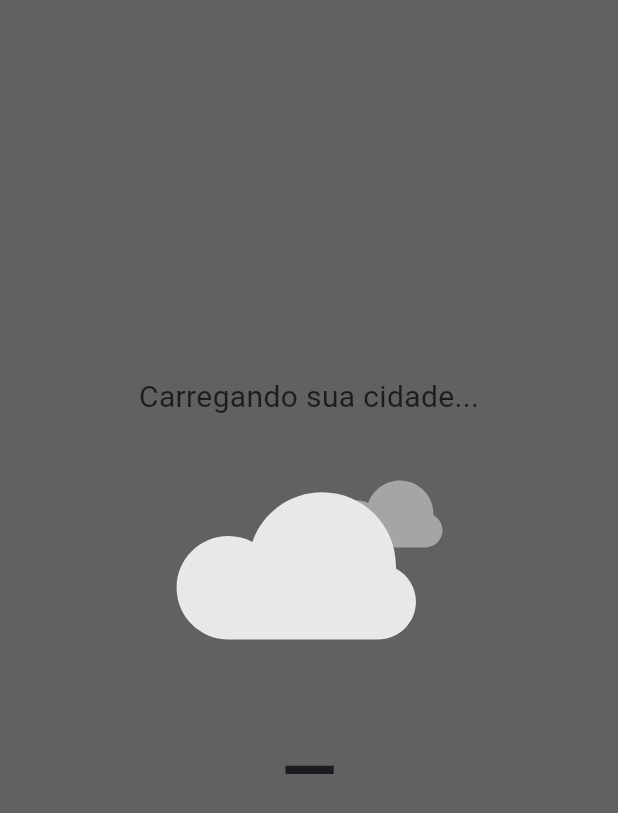
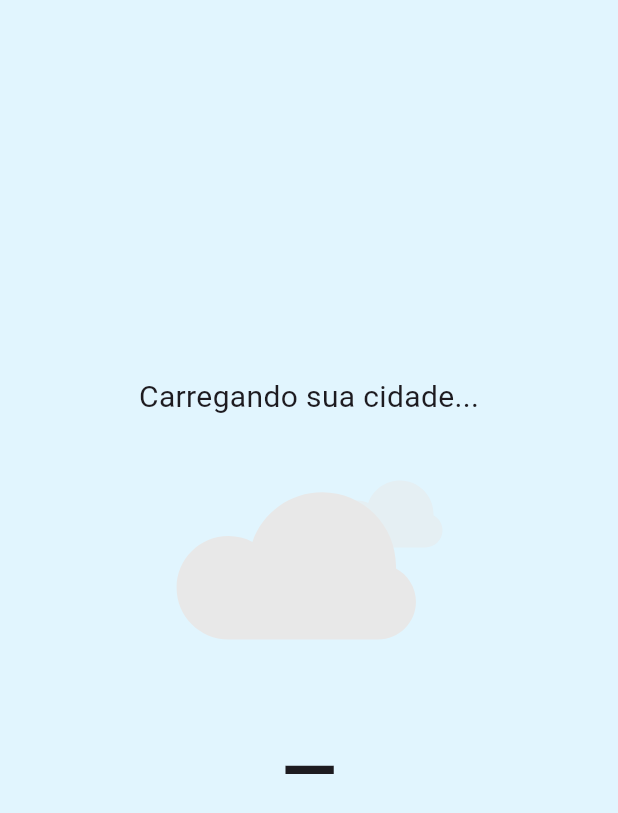
Before and after one commit to Kadjow/Seu-Clima-Hoje, a Flutter app: the screen it shows after launch, on a phone screen of 412 x 824 dp. Shown: the top 813 px of the screen. Run offline on Flutter 3.47's test engine with Material 3 defaults, Android fonts, the phone set to English and light mode, and no system bars; our stand-ins replace geocoding, geolocator, lottie.

Commit message:
feat: added the color and try to resolve the bug of location

```diff
--- a/lib/pages/weather_page.dart
+++ b/lib/pages/weather_page.dart
@@ -2,6 +2,7 @@ import 'package:flutter/material.dart';
 import 'package:lottie/lottie.dart';
 import 'package:weather_app/service/weather_service.dart';
 import 'package:weather_app/models/weather_model.dart';
+import 'package:geolocator/geolocator.dart';
 
 class WeatherPage extends StatefulWidget {
   const WeatherPage({Key? key}) : super(key: key);
@@ -14,21 +15,52 @@ class _WeatherPageState extends State<WeatherPage> {
   final _weatherService = WeatherService('2498e270875324e27da2dda33001a50b');
   Weather? _weather;
 
+  bool get isDayTime {
+    final hour = DateTime.now().hour;
+    return hour >= 6 && hour < 18;
+  }
+
   @override
   void initState() {
     super.initState();
-    _fetchWeather();
+    _fetchWeatherByCoords();
   }
 
-  Future<void> _fetchWeather() async {
-    final cityName = await _weatherService.getCurrentCity();
+  Future<void> _fetchWeatherByCoords() async {
     try {
-      final weather = await _weatherService.getWeather(cityName);
+      final pos = await Geolocator.getCurrentPosition(
+        desiredAccuracy: LocationAccuracy.high,
+      );
+
+      final weather = await _weatherService.getWeatherByCoords(
+        pos.latitude,
+        pos.longitude,
+      );
+
       setState(() => _weather = weather);
     } catch (e) {
       ScaffoldMessenger.of(context).showSnackBar(
         SnackBar(content: Text('Erro ao buscar dados do clima: $e')),
       );
+    }
+  }
+
+  Color determineBackgroundColor(String? condition, bool isDay) {
+    if (condition == null) {
+      return isDay ? Colors.lightBlue.shade50 : Colors.blueGrey.shade900;
+    }
+
+    switch (condition.toLowerCase()) {
+      case 'clear':
+        return isDay ? Colors.white : Colors.indigo.shade700;
+      case 'clouds':
+        return isDay ? Colors.grey.shade300 : Colors.blueGrey.shade800;
+      case 'rain':
+        return isDay ? Colors.blue.shade200 : Colors.blueGrey.shade700;
+      case 'thunderstorm':
+        return isDay ? Colors.blueGrey.shade400 : Colors.blueGrey.shade900;
+      default:
+        return isDay ? Colors.lightBlue.shade100 : Colors.grey.shade900;
     }
   }
 
@@ -51,37 +83,42 @@ class _WeatherPageState extends State<WeatherPage> {
 
   @override
   Widget build(BuildContext context) {
+    final bgColor = determineBackgroundColor(_weather?.condition, isDayTime);
+
     return Scaffold(
-      backgroundColor: Colors.grey[700],
+      backgroundColor: bgColor,
       body: SafeArea(
+        child: AnimatedContainer(
+          duration: const Duration(milliseconds: 500),
+          color: bgColor,
           child: Center(
             child: Column(
               mainAxisAlignment: MainAxisAlignment.center,
               children: [
                 Text(
                   _weather?.cityName ?? 'Carregando sua cidade...',
-                style: TextStyle(fontSize: 20),
+                  style: const TextStyle(fontSize: 20),
                 ),
 
                 SizedBox(
                   height: 200,
-                child: Lottie.asset(
-                  getWeatherAnimation(_weather?.condition),
+                  child: Lottie.asset(getWeatherAnimation(_weather?.condition)),
                 ),
-              ),
-
                 Text(
                   _weather != null
                       ? '${_weather!.temperature.round()}°C'
                       : '—',
-                style: TextStyle(fontSize: 48, fontWeight: FontWeight.bold),
+                  style: const TextStyle(
+                    fontSize: 48,
+                    fontWeight: FontWeight.bold,
                   ),
-
+                ),
                 Text(
                   _weather?.condition ?? '',
-                style: TextStyle(fontSize: 18),
+                  style: const TextStyle(fontSize: 18),
                 ),
               ],
+            ),
           ),
         ),
       ),
```
Also changed, not shown: lib/service/weather_service.dart (+12 -0 lines). Lines whose indentation alone changed are shown as unchanged.
